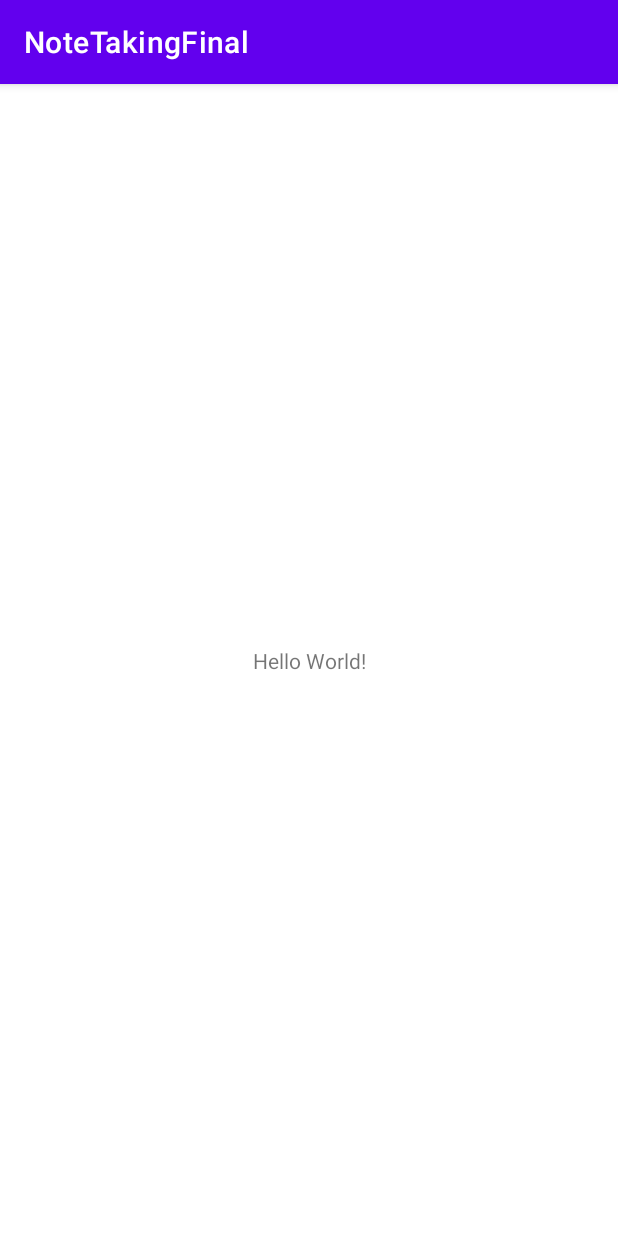
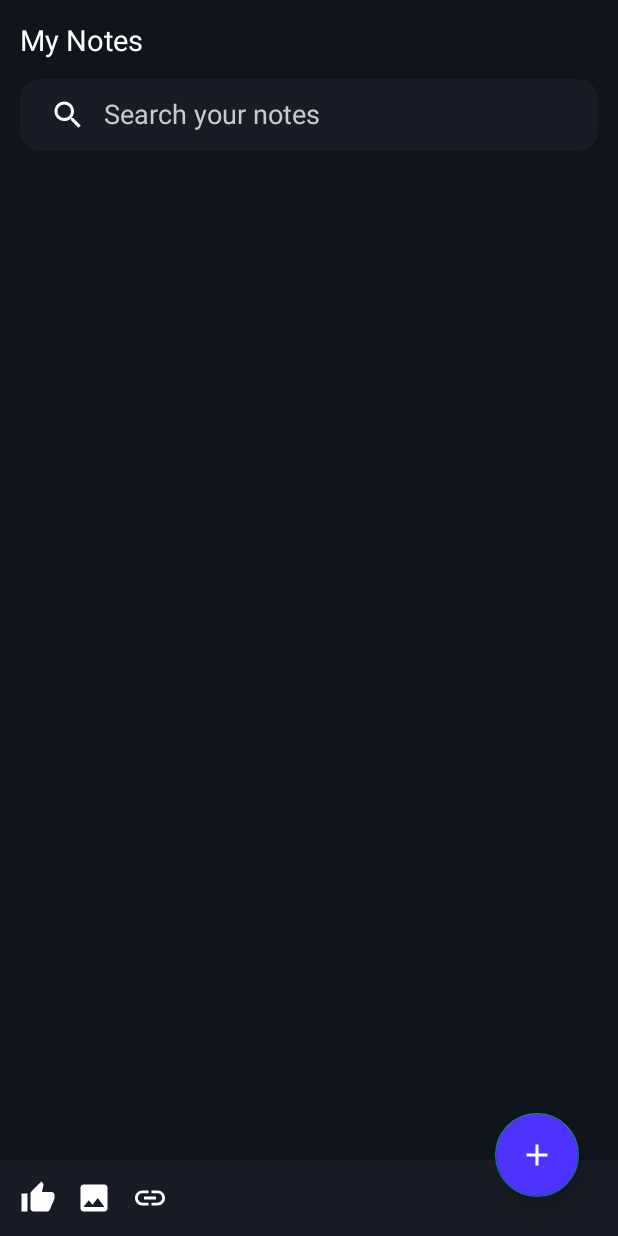
Before and after one commit to denizgocer/note-taking-kotlin, an Android app: the screen it shows after launch (MainActivity), on a phone screen of 412 x 824 dp. Run offline under Robolectric (Android 15) with nearby library versions, the light colour scheme and no system bars; our stand-ins replace sdp/ssp sizes.

Commit message:
Icons, floating action button, search bar, etc.

```diff
--- a/app/src/main/AndroidManifest.xml
+++ b/app/src/main/AndroidManifest.xml
@@ -8,7 +8,8 @@
         android:label="@string/app_name"
         android:roundIcon="@mipmap/ic_launcher_round"
         android:supportsRtl="true"
-        android:theme="@style/Theme.NoteTakingFinal">
+        android:theme="@style/Theme.AppCompat.DayNight.NoActionBar">
+
         <activity android:name=".MainActivity">
             <intent-filter>
                 <action android:name="android.intent.action.MAIN" />
--- /dev/null
+++ b/app/src/main/java/com/denizgocer/notetakingfinal/HomeFragment.kt
@@ -0,0 +1,36 @@
+package com.denizgocer.notetakingfinal
+
+import android.os.Bundle
+import androidx.fragment.app.Fragment
+import android.view.LayoutInflater
+import android.view.View
+import android.view.ViewGroup
+
+
+
+class HomeFragment : Fragment() {
+
+    override fun onCreate(savedInstanceState: Bundle?) {
+        super.onCreate(savedInstanceState)
+        arguments?.let {}
+    }
+
+    override fun onCreateView(
+        inflater: LayoutInflater, container: ViewGroup?,
+        savedInstanceState: Bundle?
+    ): View? {
+        // Inflate the layout for this fragment
+        return inflater.inflate(R.layout.fragment_home, container, false)
+    }
+
+    companion object {
+        @JvmStatic
+        fun newInstance() =
+            HomeFragment().apply {
+                arguments = Bundle().apply {
+                }
+            }
+
+    }
+
+}
--- a/app/src/main/java/com/denizgocer/notetakingfinal/MainActivity.kt
+++ b/app/src/main/java/com/denizgocer/notetakingfinal/MainActivity.kt
@@ -2,12 +2,23 @@ package com.denizgocer.notetakingfinal
 
 import androidx.appcompat.app.AppCompatActivity
 import android.os.Bundle
+import androidx.fragment.app.Fragment
 
 class MainActivity : AppCompatActivity() {
     override fun onCreate(savedInstanceState: Bundle?) {
         super.onCreate(savedInstanceState)
         setContentView(R.layout.activity_main)
 
-        println("This is a commit")
+        replaceFragment(HomeFragment.newInstance(),false)
     }
+
+    fun replaceFragment(fragment:Fragment, istransition:Boolean){
+        val fragmentTransition = supportFragmentManager.beginTransaction()
+
+        if (istransition){
+            fragmentTransition.setCustomAnimations(android.R.anim.slide_out_right,android.R.anim.slide_in_left)
+        }
+        fragmentTransition.add(R.id.frame_layout,fragment).addToBackStack(fragment.javaClass.simpleName).commit()
+    }
+
 }
--- /dev/null
+++ b/app/src/main/res/drawable/background.xml
@@ -0,0 +1,5 @@
+<?xml version="1.0" encoding="utf-8"?>
+<shape xmlns:android="http://schemas.android.com/apk/res/android">
+    <solid android:color="@color/colorPrimary"/>
+    <corners android:radius="@dimen/_10sdp"/>
+</shape>
--- /dev/null
+++ b/app/src/main/res/drawable/ic_baseline_add_24.xml
@@ -0,0 +1,10 @@
+<vector xmlns:android="http://schemas.android.com/apk/res/android"
+    android:width="24dp"
+    android:height="24dp"
+    android:viewportWidth="24"
+    android:viewportHeight="24"
+    android:tint="?attr/colorControlNormal">
+  <path
+      android:fillColor="@android:color/white"
+      android:pathData="M19,13h-6v6h-2v-6H5v-2h6V5h2v6h6v2z"/>
+</vector>
--- /dev/null
+++ b/app/src/main/res/drawable/ic_baseline_image_24.xml
@@ -0,0 +1,10 @@
+<vector xmlns:android="http://schemas.android.com/apk/res/android"
+    android:width="24dp"
+    android:height="24dp"
+    android:viewportWidth="24"
+    android:viewportHeight="24"
+    android:tint="?attr/colorControlNormal">
+  <path
+      android:fillColor="@android:color/white"
+      android:pathData="M21,19V5c0,-1.1 -0.9,-2 -2,-2H5c-1.1,0 -2,0.9 -2,2v14c0,1.1 0.9,2 2,2h14c1.1,0 2,-0.9 2,-2zM8.5,13.5l2.5,3.01L14.5,12l4.5,6H5l3.5,-4.5z"/>
+</vector>
--- /dev/null
+++ b/app/src/main/res/drawable/ic_baseline_insert_link_24.xml
@@ -0,0 +1,10 @@
+<vector xmlns:android="http://schemas.android.com/apk/res/android"
+    android:width="24dp"
+    android:height="24dp"
+    android:viewportWidth="24"
+    android:viewportHeight="24"
+    android:tint="?attr/colorControlNormal">
+  <path
+      android:fillColor="@android:color/white"
+      android:pathData="M3.9,12c0,-1.71 1.39,-3.1 3.1,-3.1h4L11,7L7,7c-2.76,0 -5,2.24 -5,5s2.24,5 5,5h4v-1.9L7,15.1c-1.71,0 -3.1,-1.39 -3.1,-3.1zM8,13h8v-2L8,11v2zM17,7h-4v1.9h4c1.71,0 3.1,1.39 3.1,3.1s-1.39,3.1 -3.1,3.1h-4L13,17h4c2.76,0 5,-2.24 5,-5s-2.24,-5 -5,-5z"/>
+</vector>
--- /dev/null
+++ b/app/src/main/res/drawable/ic_search.xml
@@ -0,0 +1,10 @@
+<vector xmlns:android="http://schemas.android.com/apk/res/android"
+    android:width="24dp"
+    android:height="24dp"
+    android:viewportWidth="24"
+    android:viewportHeight="24"
+    android:tint="@color/ColorWhite">
+  <path
+      android:fillColor="@android:color/white"
+      android:pathData="M15.5,14h-0.79l-0.28,-0.27C15.41,12.59 16,11.11 16,9.5 16,5.91 13.09,3 9.5,3S3,5.91 3,9.5 5.91,16 9.5,16c1.61,0 3.09,-0.59 4.23,-1.57l0.27,0.28v0.79l5,4.99L20.49,19l-4.99,-5zM9.5,14C7.01,14 5,11.99 5,9.5S7.01,5 9.5,5 14,7.01 14,9.5 11.99,14 9.5,14z"/>
+</vector>
--- /dev/null
+++ b/app/src/main/res/drawable/ic_tick.xml
@@ -0,0 +1,10 @@
+<vector xmlns:android="http://schemas.android.com/apk/res/android"
+    android:width="24dp"
+    android:height="24dp"
+    android:viewportWidth="24"
+    android:viewportHeight="24"
+    android:tint="?attr/colorControlNormal">
+  <path
+      android:fillColor="@android:color/white"
+      android:pathData="M1,21h4L5,9L1,9v12zM23,10c0,-1.1 -0.9,-2 -2,-2h-6.31l0.95,-4.57 0.03,-0.32c0,-0.41 -0.17,-0.79 -0.44,-1.06L14.17,1 7.59,7.59C7.22,7.95 7,8.45 7,9v10c0,1.1 0.9,2 2,2h9c0.83,0 1.54,-0.5 1.84,-1.22l3.02,-7.05c0.09,-0.23 0.14,-0.47 0.14,-0.73v-2z"/>
+</vector>
--- a/app/src/main/res/layout/activity_main.xml
+++ b/app/src/main/res/layout/activity_main.xml
@@ -4,15 +4,18 @@
     xmlns:tools="http://schemas.android.com/tools"
     android:layout_width="match_parent"
     android:layout_height="match_parent"
+    android:background="@color/colorPrimaryDark"
     tools:context=".MainActivity">
 
-    <TextView
-        android:layout_width="wrap_content"
-        android:layout_height="wrap_content"
-        android:text="Hello World!"
+    <FrameLayout
+        android:id="@+id/frame_layout"
+        android:layout_width="match_parent"
+        android:layout_height="match_parent"
         app:layout_constraintBottom_toBottomOf="parent"
-        app:layout_constraintLeft_toLeftOf="parent"
-        app:layout_constraintRight_toRightOf="parent"
-        app:layout_constraintTop_toTopOf="parent" />
+        app:layout_constraintEnd_toEndOf="parent"
+        app:layout_constraintStart_toStartOf="parent"
+        app:layout_constraintTop_toTopOf="parent">
+
+    </FrameLayout>
 
 </androidx.constraintlayout.widget.ConstraintLayout>
--- /dev/null
+++ b/app/src/main/res/layout/fragment_home.xml
@@ -0,0 +1,103 @@
+<?xml version="1.0" encoding="utf-8"?>
+<androidx.constraintlayout.widget.ConstraintLayout xmlns:android="http://schemas.android.com/apk/res/android"
+    xmlns:app="http://schemas.android.com/apk/res-auto"
+    xmlns:tools="http://schemas.android.com/tools"
+    android:layout_width="match_parent"
+    android:layout_height="match_parent"
+    android:background="@color/colorPrimaryDark"
+    tools:context=".MainActivity">
+
+    <TextView
+        android:id="@+id/tv1"
+        android:layout_width="match_parent"
+        android:layout_height="wrap_content"
+        android:fontFamily="sans-serif"
+        android:paddingStart="@dimen/_10sdp"
+        android:paddingTop="@dimen/_10sdp"
+        android:text="@string/notes"
+        android:textColor="@color/ColorWhite"
+        android:textSize="@dimen/_15sdp"
+        app:layout_constraintEnd_toEndOf="parent"
+        app:layout_constraintStart_toStartOf="parent"
+        app:layout_constraintTop_toTopOf="parent" />
+
+    <SearchView
+        android:queryHint="@string/search"
+        android:theme="@style/ThemeOverlay.search"
+        android:iconifiedByDefault="false"
+        android:id="@+id/search_view"
+        android:layout_width="match_parent"
+        android:layout_height="wrap_content"
+        android:layout_margin="@dimen/_10sdp"
+        android:background="@drawable/background"
+        android:searchIcon="@drawable/ic_search"
+        app:layout_constraintEnd_toEndOf="parent"
+        app:layout_constraintStart_toStartOf="parent"
+        app:layout_constraintTop_toBottomOf="@id/tv1" />
+
+    <androidx.recyclerview.widget.RecyclerView
+        android:id="@+id/recycler_view"
+        android:layout_width="match_parent"
+        android:layout_height="wrap_content"
+        android:layout_margin="@dimen/_10sdp"
+        app:layout_constraintEnd_toEndOf="parent"
+        app:layout_constraintStart_toStartOf="parent"
+        app:layout_constraintTop_toBottomOf="@id/search_view" />
+
+
+    <LinearLayout
+        android:id="@+id/l1"
+        android:layout_width="match_parent"
+        android:layout_height="wrap_content"
+        android:background="@color/colorPrimary"
+        android:orientation="horizontal"
+        android:padding="@dimen/_10sdp"
+        app:layout_constraintBottom_toBottomOf="parent"
+        app:layout_constraintEnd_toEndOf="parent"
+        app:layout_constraintStart_toStartOf="parent">
+
+        <ImageView
+            android:layout_width="wrap_content"
+            android:layout_height="wrap_content"
+            android:src="@drawable/ic_tick"
+            app:tint="@color/ColorWhite" />
+        <ImageView
+            android:layout_width="wrap_content"
+            android:layout_height="wrap_content"
+            android:layout_marginStart="@dimen/_10sdp"
+            android:layout_marginEnd="@dimen/_10sdp"
+            android:src="@drawable/ic_baseline_image_24"
+            app:tint="@color/ColorWhite" />
+        <ImageView
+            android:layout_width="wrap_content"
+            android:layout_height="wrap_content"
+            android:src="@drawable/ic_baseline_insert_link_24"
+            app:tint="@color/ColorWhite" />
+
+
+    </LinearLayout>
+
+    <com.google.android.material.floatingactionbutton.FloatingActionButton
+        android:layout_width="wrap_content"
+        android:layout_height="wrap_content"
+        android:src="@drawable/ic_baseline_add_24"
+        android:backgroundTint="@color/colorAccent"
+        android:tint="@color/ColorWhite"
+        app:layout_constraintEnd_toEndOf="parent"
+        app:layout_constraintBottom_toBottomOf="parent"
+        android:layout_marginEnd="@dimen/_20sdp"
+        android:layout_marginBottom="@dimen/_20sdp"/>
+
+    <!-- Bu son dosyada var, ne olduğunu henüz çözemedim.
+    <FrameLayout
+        android:layout_width="match_parent"
+        android:layout_height="match_parent"
+        app:layout_constraintTop_toTopOf="parent"
+        app:layout_constraintStart_toStartOf="parent"
+        app:layout_constraintEnd_toEndOf="parent"
+        app:layout_constraintBottom_toBottomOf="parent"
+        android:id="@+id/frame_layout"
+        ></FrameLayout> -->
+
+
+</androidx.constraintlayout.widget.ConstraintLayout>
--- a/app/src/main/res/values-night/themes.xml
+++ b/app/src/main/res/values-night/themes.xml
@@ -2,13 +2,10 @@
     <!-- Base application theme. -->
     <style name="Theme.NoteTakingFinal" parent="Theme.MaterialComponents.DayNight.DarkActionBar">
         <!-- Primary brand color. -->
-        <item name="colorPrimary">@color/purple_200</item>
-        <item name="colorPrimaryVariant">@color/purple_700</item>
-        <item name="colorOnPrimary">@color/black</item>
+        <item name="colorPrimary">@color/colorPrimary</item>
+        <item name="colorPrimaryVariant">@color/colorPrimaryDark</item>
+        <item name="colorAccent">@color/colorAccent</item>
         <!-- Secondary brand color. -->
-        <item name="colorSecondary">@color/teal_200</item>
-        <item name="colorSecondaryVariant">@color/teal_200</item>
-        <item name="colorOnSecondary">@color/black</item>
         <!-- Status bar color. -->
         <item name="android:statusBarColor" tools:targetApi="l">?attr/colorPrimaryVariant</item>
         <!-- Customize your theme here. -->
--- a/app/src/main/res/values/colors.xml
+++ b/app/src/main/res/values/colors.xml
@@ -1,10 +1,22 @@
 <?xml version="1.0" encoding="utf-8"?>
 <resources>
-    <color name="purple_200">#FFBB86FC</color>
-    <color name="purple_500">#FF6200EE</color>
-    <color name="purple_700">#FF3700B3</color>
-    <color name="teal_200">#FF03DAC5</color>
-    <color name="teal_700">#FF018786</color>
-    <color name="black">#FF000000</color>
-    <color name="white">#FFFFFFFF</color>
+    <color name="colorPrimary">#171C26</color>
+    <color name="colorPrimaryDark">#10141C</color>
+    <color name="colorAccent">#4e33ff</color>
+    <color name="ColorWhite">#ffffff</color>
+    <color name="ColorGray">#CACACA</color>
+    <color name="ColorLightBlack">#171C26</color>
+    <color name="ColorText">#606570</color>
+    <color name="ColorDarkBlack">#10141C</color>
+    <color name="ColorYellow">#ffd633</color>
+    <color name="ColorBlue">#4e33ff</color>
+
+    <color name="ColorDefaultNote">#606570</color>
+    <color name="ColorBlueNote">#4e33ff</color>
+    <color name="ColorYellowNote">#ffd633</color>
+    <color name="ColorWhiteNote">#ffffff</color>
+    <color name="ColorPurpleNote">#ae3b76</color>
+    <color name="ColorGreenNote">#0aebaf</color>
+    <color name="ColorOrangeNote">#ff7746</color>
+    <color name="ColorBlackNote">#202734</color>
 </resources>
--- a/app/src/main/res/values/strings.xml
+++ b/app/src/main/res/values/strings.xml
@@ -1,3 +1,14 @@
 <resources>
     <string name="app_name">NoteTakingFinal</string>
+    <string name="notes">My Notes</string>
+    <string name="notes_title">Notes Title</string>
+    <string name="notes_sub_title">Notes Sub Title</string>
+    <string name="notes_desc">Enter Note Here</string>
+    <string name="web_url">Enter Web Url</string>
+    <string name="ok">Ok</string>
+    <string name="cancel">Cancel</string>
+    <string name="storage_permission_text">This app needs access to your storage.</string>
+    <string name="search">Search your notes</string>
+    <!-- TODO: Remove or change this placeholder text -->
+    <string name="hello_blank_fragment">Hello blank fragment</string>
 </resources>
--- a/app/src/main/res/values/themes.xml
+++ b/app/src/main/res/values/themes.xml
@@ -1,14 +1,15 @@
 <resources xmlns:tools="http://schemas.android.com/tools">
     <!-- Base application theme. -->
-    <style name="Theme.NoteTakingFinal" parent="Theme.MaterialComponents.DayNight.DarkActionBar">
+    <style name="AppTheme" parent="Theme.MaterialComponents.DayNight.NoActionBar">
         <!-- Primary brand color. -->
-        <item name="colorPrimary">@color/purple_500</item>
-        <item name="colorPrimaryVariant">@color/purple_700</item>
-        <item name="colorOnPrimary">@color/white</item>
-        <!-- Secondary brand color. -->
-        <item name="colorSecondary">@color/teal_200</item>
-        <item name="colorSecondaryVariant">@color/teal_700</item>
-        <item name="colorOnSecondary">@color/black</item>
+        <item name="colorPrimary">@color/colorPrimary</item>
+        <item name="colorPrimaryVariant">@color/colorPrimaryDark</item>
+        <item name="colorAccent">@color/colorAccent</item>
+    </style>
+    <style name="ThemeOverlay.search" parent="AppTheme">
+
+        <item name="android:editTextColor">@color/ColorWhite</item>
+        <item name="android:textColorHint">@color/ColorGray</item>
         <!-- Status bar color. -->
         <item name="android:statusBarColor" tools:targetApi="l">?attr/colorPrimaryVariant</item>
         <!-- Customize your theme here. -->
```
Also changed, not shown: app/build.gradle (+35 -0 lines).
